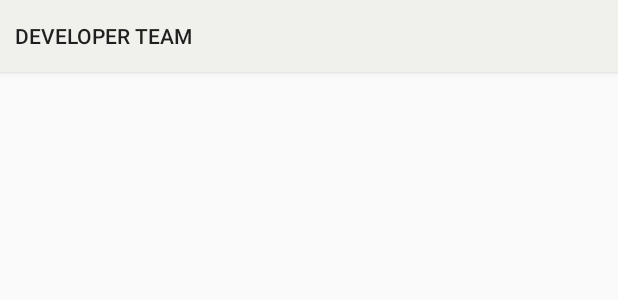
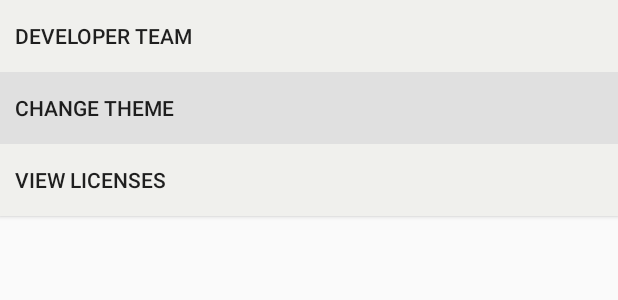
Before and after one commit to FrankSpitulski/TritonTrade, an Android app: the layout activity_settings.xml on its own in the app's theme, with its tools: preview values and no code run, on a phone screen of 412 x 824 dp. Shown: the top 300 px of the screen. Run offline under Robolectric (Android 15) with nearby library versions, the phone set to English and light mode, and no system bars; network calls fail.

Commit message:
Connected Edit Profile to server, started making settings

```diff
--- a/app/src/main/res/layout/activity_settings.xml
+++ b/app/src/main/res/layout/activity_settings.xml
@@ -11,20 +11,39 @@
     android:paddingTop="0dp"
     tools:context="com.tmnt.tritontrade.view.Settings">
 
-    <LinearLayout
+    <Button
+        android:id="@+id/button2"
         android:layout_width="match_parent"
-        android:layout_height="match_parent"
-        android:orientation="horizontal">
+        android:layout_height="wrap_content"
+        android:layout_alignParentStart="true"
+        android:layout_alignParentTop="true"
+        android:layout_weight="1"
+        android:background="#F0F0ED"
+        android:onClick="sendToDevTeam"
+        android:paddingLeft="10sp"
+        android:text="Developer Team"
+        android:textAlignment="viewStart" />
 
-        <Button
-            android:id="@+id/button2"
-            android:layout_width="wrap_content"
-            android:layout_height="wrap_content"
-            android:layout_weight="1"
-            android:background="#F0F0ED"
-            android:onClick="sendToDevTeam"
-            android:text="Developer Team"
-            android:textAlignment="viewStart"
-            android:paddingLeft="10sp"/>
-    </LinearLayout>
+    <Button
+        android:id="@+id/button12"
+        android:layout_width="match_parent"
+        android:layout_height="wrap_content"
+        android:layout_alignParentStart="true"
+        android:layout_below="@+id/button2"
+        android:background="#E0E0E0"
+        android:paddingLeft="10sp"
+        android:text="Change theme"
+        android:textAlignment="viewStart" />
+
+    <Button
+        android:id="@+id/button13"
+        android:layout_width="match_parent"
+        android:layout_height="wrap_content"
+        android:layout_alignParentStart="true"
+        android:layout_below="@+id/button12"
+        android:background="#F0F0ED"
+        android:paddingLeft="10sp"
+        android:text="View Licenses"
+        android:textAlignment="viewStart" />
+
 </RelativeLayout>
```
Also changed, not shown: app/src/main/java/com/tmnt/tritontrade/view/EditProfile.java (+29 -0 lines), app/src/main/java/com/tmnt/tritontrade/view/Profile_NonUser.java (+0 -47 lines), app/src/main/res/layout/activity_developer_team.xml (+7 -7 lines).
